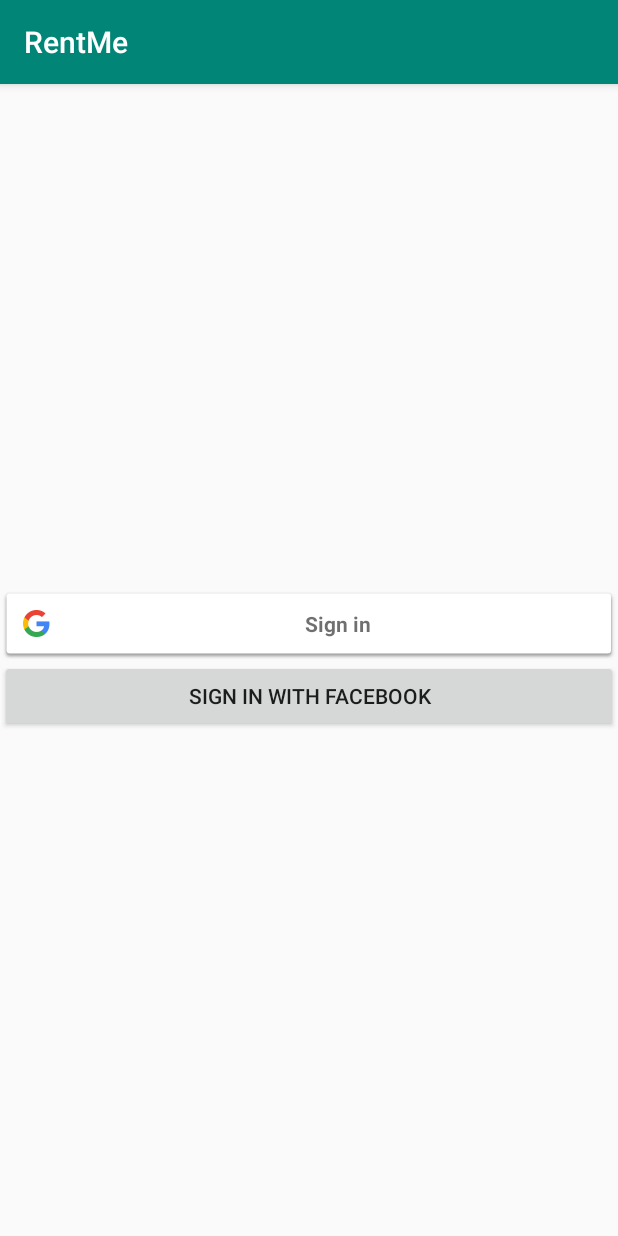
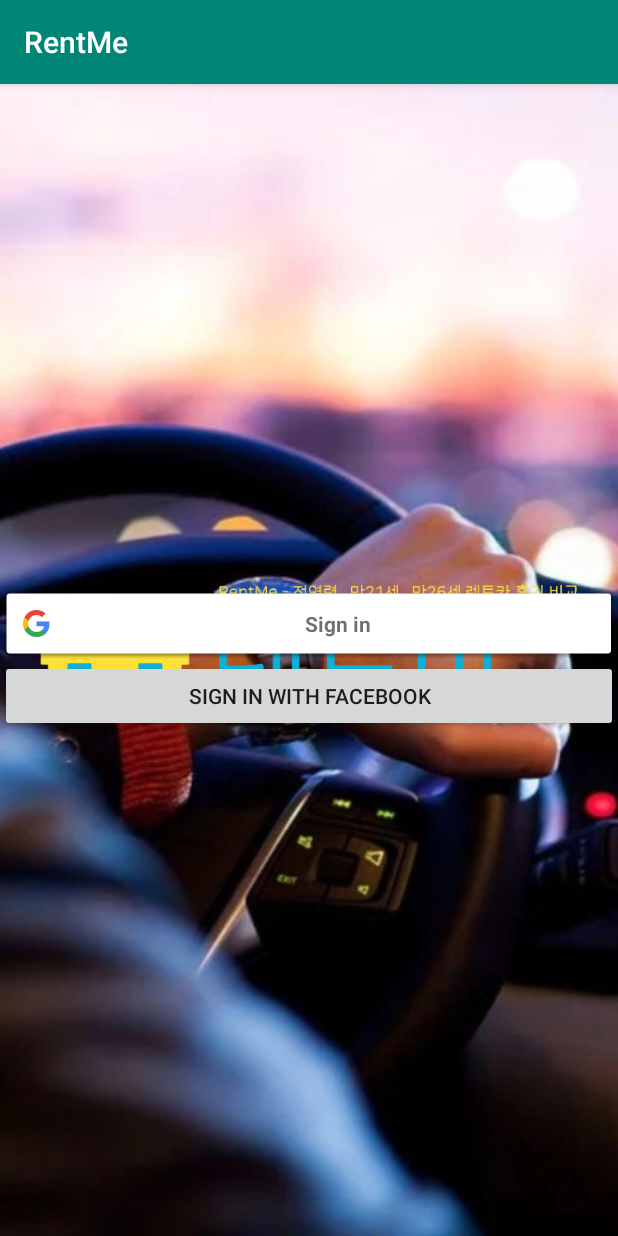
Before and after one commit to yymin1022/RentMe, an Android app: the screen it shows after launch (SplashActivity), on a phone screen of 412 x 824 dp. Run offline under Robolectric (Android 15) with nearby library versions, the light colour scheme and no system bars; our stand-ins replace Firebase (no records; nobody signed in at launch, a user with empty details on screens opened directly).

Commit message:
Update Splash Layout

```diff
--- a/app/src/main/java/com/yong/rentme/SplashActivity.java
+++ b/app/src/main/java/com/yong/rentme/SplashActivity.java
@@ -11,6 +11,7 @@ import android.os.Handler;
 import android.util.Log;
 import android.view.View;
 import android.widget.Button;
+import android.widget.FrameLayout;
 import android.widget.LinearLayout;
 import android.widget.Toast;
 
@@ -38,8 +39,8 @@ public class SplashActivity extends AppCompatActivity {
     Button btnLoginFacebook;
     SignInButton btnLoginGoogle;
     GoogleSignInOptions googleSignInOptions;
+    FrameLayout layoutNotLogined;
     LinearLayout layoutLogined;
-    LinearLayout layoutNotLogined;
     SharedPreferences prefs;
     SharedPreferences.Editor ed;
 
--- a/app/src/main/res/anim/anim_splash_btn.xml
+++ b/app/src/main/res/anim/anim_splash_btn.xml
@@ -1,5 +1,6 @@
 <?xml version="1.0" encoding="utf-8"?>
 <set xmlns:android="http://schemas.android.com/apk/res/android" >
+
     <translate
         android:duration="500"
         android:fromYDelta="0"
@@ -11,4 +12,5 @@
         android:duration="500"
         android:fromAlpha="0.0"
         android:toAlpha="1.0" />
+
 </set>
--- a/app/src/main/res/anim/anim_splash_logo.xml
+++ b/app/src/main/res/anim/anim_splash_logo.xml
@@ -1,5 +1,6 @@
 <?xml version="1.0" encoding="utf-8"?>
 <set xmlns:android="http://schemas.android.com/apk/res/android" >
+
     <translate
         android:duration="500"
         android:fromYDelta="0"
@@ -7,8 +8,4 @@
         android:repeatCount="1"
         android:repeatMode="reverse"/>
 
-    <alpha
-        android:duration="500"
-        android:fromAlpha="0.0"
-        android:toAlpha="1.0" />
 </set>
--- a/app/src/main/res/layout/activity_splash.xml
+++ b/app/src/main/res/layout/activity_splash.xml
@@ -12,20 +12,32 @@
         android:visibility="invisible"
         android:id="@+id/layout_splash_logined">
 
-        <TextView
+        <ImageView
             android:layout_width="wrap_content"
             android:layout_height="wrap_content"
-            android:text=" Login Already. Showing SPLASH" />
+            android:src="@drawable/logo_banner" />
 
     </LinearLayout>
 
+    <FrameLayout
+        android:layout_width="match_parent"
+        android:layout_height="match_parent"
+        android:visibility="visible"
+        android:background="@drawable/bg_splash"
+        android:id="@+id/layout_splash_notlogined">
+
+        <ImageView
+            android:layout_width="wrap_content"
+            android:layout_height="wrap_content"
+            android:layout_gravity="center"
+            android:src="@drawable/logo_banner" />
+
         <LinearLayout
             android:layout_width="match_parent"
-        android:layout_height="match_parent"
+            android:layout_height="wrap_content"
+            android:layout_gravity="center"
             android:orientation="vertical"
-        android:gravity="center"
-        android:visibility="visible"
-        android:id="@+id/layout_splash_notlogined">
+            android:id="@+id/layout_splash_notlogined_btn">
 
             <com.google.android.gms.common.SignInButton
                 android:id="@+id/btn_splash_login_google"
@@ -38,7 +50,9 @@
                 android:text="Sign in with Facebook"
                 android:id="@+id/btn_splash_login_facebook" />
 
-
         </LinearLayout>
 
+
     </FrameLayout>
+
+</FrameLayout>
```
Also changed, not shown: app/src/main/res/drawable-xhdpi/bg_splash.png (added), app/src/main/res/drawable-xhdpi/logo_banner.png (added), app/src/main/res/drawable-xhdpi/logo_icon.png (added). Lines whose indentation alone changed are shown as unchanged.
